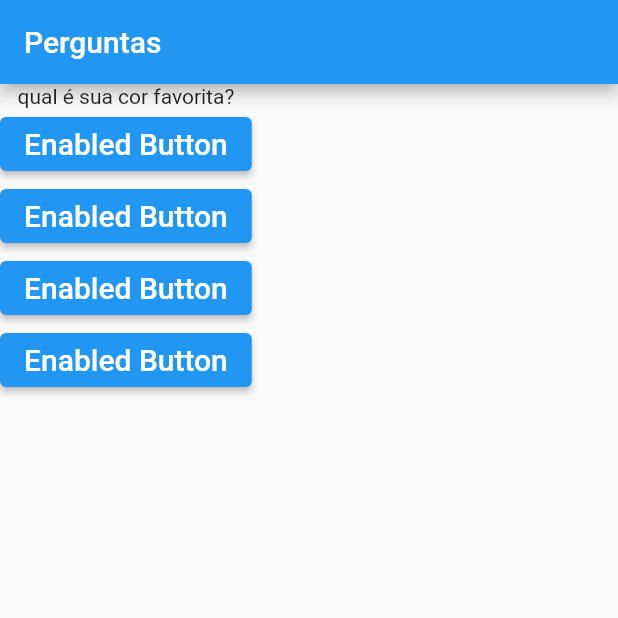
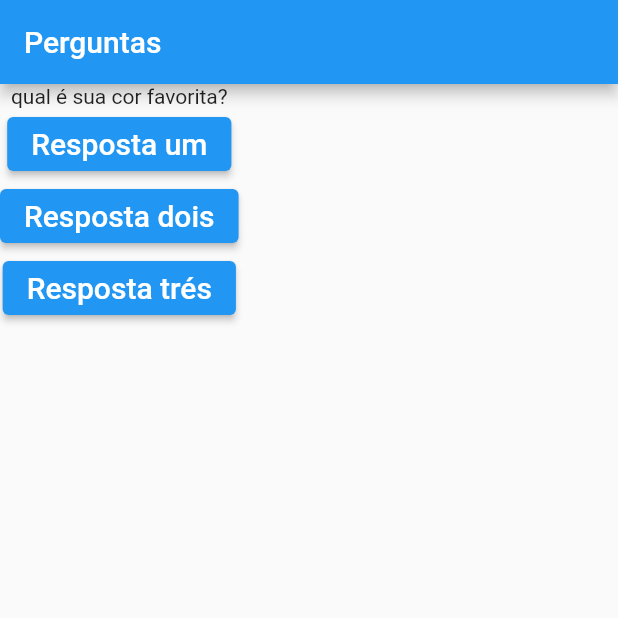
Before and after one commit to isaac545454/flutter_quiz, a Flutter app: the screen it shows after launch, on a phone screen of 412 x 824 dp, the top half of it. Run offline on Flutter 3.47's test engine with Material 2 defaults, Android fonts, the phone set to English and light mode, and no system bars.

```diff
--- a/lib/main.dart
+++ b/lib/main.dart
@@ -8,39 +8,42 @@ final List<String> question = [
   "qual é seu animal favorito?"
 ];
 
-class Quiz extends StatelessWidget {
+class ToRespondAppState extends State<Quiz> {
+  var toRespondSelected = 0;
+
+  void toRespond() {
+    setState(() {
+      toRespondSelected++;
+    });
+
+    print(toRespondSelected);
+  }
+
   @override
   Widget build(BuildContext context) {
     return MaterialApp(
       home: Scaffold(
         appBar: AppBar(
-          title: Text(
+          title: const Text(
             "Perguntas",
-            key: key,
           ),
         ),
         body: Column(
           children: <Widget>[
-            Text(question[0], key: key),
+            Text(question[toRespondSelected]),
             ElevatedButton(
-              onPressed: () => {},
-              child:
-                  const Text('Enabled Button', style: TextStyle(fontSize: 20)),
+              onPressed: toRespond,
+              child: const Text('Resposta um', style: TextStyle(fontSize: 20)),
             ),
             ElevatedButton(
-              onPressed: () => {},
+              onPressed: toRespond,
               child:
-                  const Text('Enabled Button', style: TextStyle(fontSize: 20)),
+                  const Text('Resposta dois', style: TextStyle(fontSize: 20)),
             ),
             ElevatedButton(
-              onPressed: () => {},
+              onPressed: toRespond,
               child:
-                  const Text('Enabled Button', style: TextStyle(fontSize: 20)),
-            ),
-            ElevatedButton(
-              onPressed: () => {},
-              child:
-                  const Text('Enabled Button', style: TextStyle(fontSize: 20)),
+                  const Text('Resposta trés', style: TextStyle(fontSize: 20)),
             ),
           ],
         ),
@@ -48,3 +51,9 @@ class Quiz extends StatelessWidget {
     );
   }
 }
+
+class Quiz extends StatefulWidget {
+  ToRespondAppState createState() {
+    return ToRespondAppState();
+  }
+}
```
